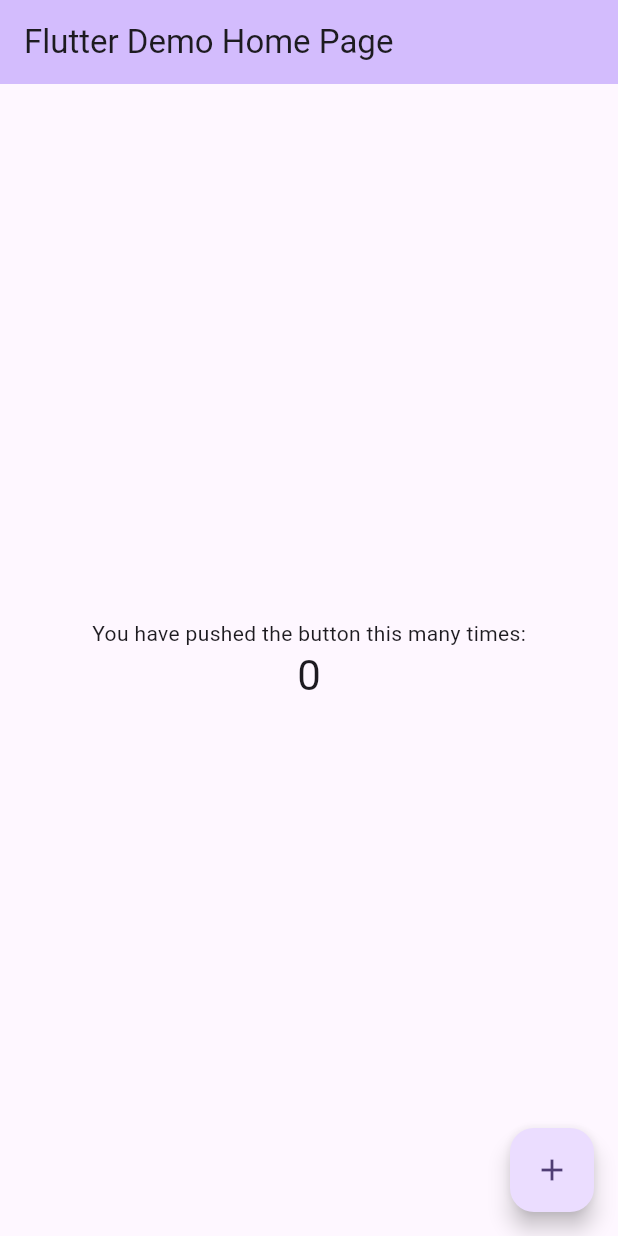
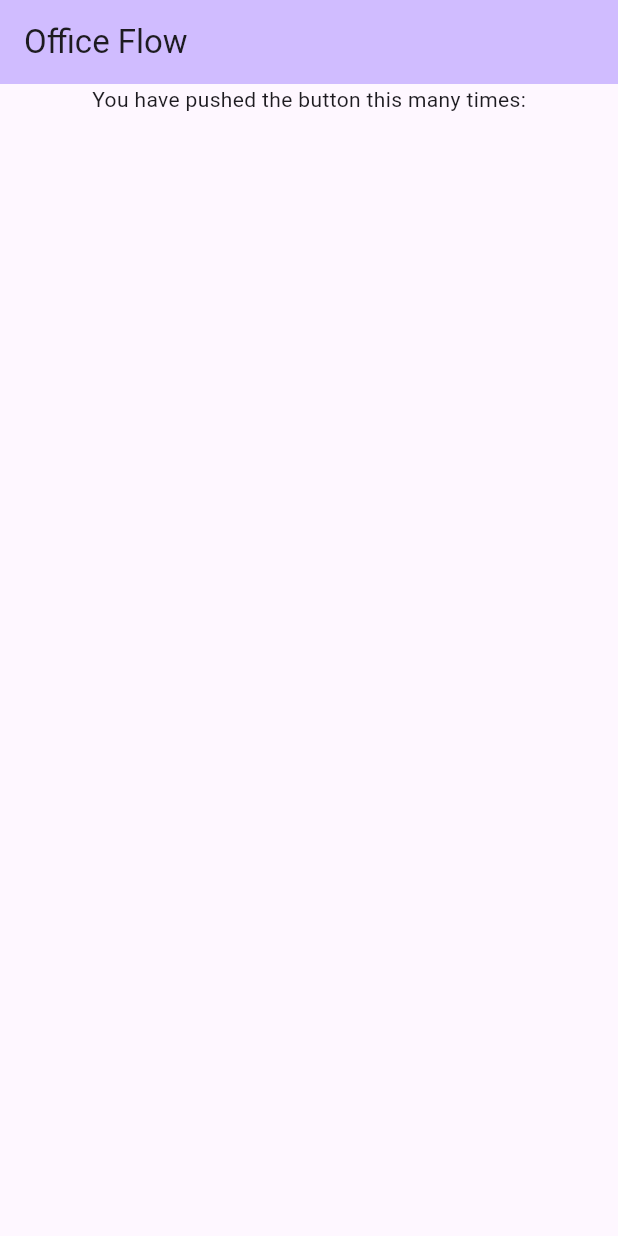
Before and after one commit to jahirulislammolla/OfficeFlowFlutter, a Flutter app: the screen it shows after launch, on a phone screen of 412 x 824 dp. Run offline on Flutter 3.47's test engine with Material 3 defaults, Android fonts, the phone set to English and light mode, and no system bars.

Commit message:
feat: initialize Flutter workspace and add employee model

```diff
--- a/workspace_flutter/lib/main.dart
+++ b/workspace_flutter/lib/main.dart
@@ -7,115 +7,26 @@ void main() {
 class MyApp extends StatelessWidget {
   const MyApp({super.key});
 
-  // This widget is the root of your application.
   @override
   Widget build(BuildContext context) {
     return MaterialApp(
       title: 'Flutter Demo',
       theme: ThemeData(
-        // This is the theme of your application.
-        //
-        // TRY THIS: Try running your application with "flutter run". You'll see
-        // the application has a purple toolbar. Then, without quitting the app,
-        // try changing the seedColor in the colorScheme below to Colors.green
-        // and then invoke "hot reload" (save your changes or press the "hot
-        // reload" button in a Flutter-supported IDE, or press "r" if you used
-        // the command line to start the app).
-        //
-        // Notice that the counter didn't reset back to zero; the application
-        // state is not lost during the reload. To reset the state, use hot
-        // restart instead.
-        //
-        // This works for code too, not just values: Most code changes can be
-        // tested with just a hot reload.
         colorScheme: .fromSeed(seedColor: Colors.deepPurple),
       ),
-      home: const MyHomePage(title: 'Flutter Demo Home Page'),
-    );
-  }
-}
-
-class MyHomePage extends StatefulWidget {
-  const MyHomePage({super.key, required this.title});
-
-  // This widget is the home page of your application. It is stateful, meaning
-  // that it has a State object (defined below) that contains fields that affect
-  // how it looks.
-
-  // This class is the configuration for the state. It holds the values (in this
-  // case the title) provided by the parent (in this case the App widget) and
-  // used by the build method of the State. Fields in a Widget subclass are
-  // always marked "final".
-
-  final String title;
-
-  @override
-  State<MyHomePage> createState() => _MyHomePageState();
-}
-
-class _MyHomePageState extends State<MyHomePage> {
-  int _counter = 0;
-
-  void _incrementCounter() {
-    setState(() {
-      // This call to setState tells the Flutter framework that something has
-      // changed in this State, which causes it to rerun the build method below
-      // so that the display can reflect the updated values. If we changed
-      // _counter without calling setState(), then the build method would not be
-      // called again, and so nothing would appear to happen.
-      _counter++;
-    });
-  }
-
-  @override
-  Widget build(BuildContext context) {
-    // This method is rerun every time setState is called, for instance as done
-    // by the _incrementCounter method above.
-    //
-    // The Flutter framework has been optimized to make rerunning build methods
-    // fast, so that you can just rebuild anything that needs updating rather
-    // than having to individually change instances of widgets.
-    return Scaffold(
+      home: Scaffold(
         appBar: AppBar(
-        // TRY THIS: Try changing the color here to a specific color (to
-        // Colors.amber, perhaps?) and trigger a hot reload to see the AppBar
-        // change color while the other colors stay the same.
           backgroundColor: Theme.of(context).colorScheme.inversePrimary,
-        // Here we take the value from the MyHomePage object that was created by
-        // the App.build method, and use it to set our appbar title.
-        title: Text(widget.title),
+            title: Text('Office Flow'),
         ),
         body: Center(
-        // Center is a layout widget. It takes a single child and positions it
-        // in the middle of the parent.
           child: Column(
-          // Column is also a layout widget. It takes a list of children and
-          // arranges them vertically. By default, it sizes itself to fit its
-          // children horizontally, and tries to be as tall as its parent.
-          //
-          // Column has various properties to control how it sizes itself and
-          // how it positions its children. Here we use mainAxisAlignment to
-          // center the children vertically; the main axis here is the vertical
-          // axis because Columns are vertical (the cross axis would be
-          // horizontal).
-          //
-          // TRY THIS: Invoke "debug painting" (choose the "Toggle Debug Paint"
-          // action in the IDE, or press "p" in the console), to see the
-          // wireframe for each widget.
-          mainAxisAlignment: .center,
             children: [
               const Text('You have pushed the button this many times:'),
-            Text(
-              '$_counter',
-              style: Theme.of(context).textTheme.headlineMedium,
-            ),
             ],
           ),
         ),
-      floatingActionButton: FloatingActionButton(
-        onPressed: _incrementCounter,
-        tooltip: 'Increment',
-        child: const Icon(Icons.add),
+
       ),
     );
   }
--- a/workspace_flutter/pubspec.yaml
+++ b/workspace_flutter/pubspec.yaml
@@ -19,7 +19,7 @@ publish_to: 'none' # Remove this line if you wish to publish to pub.dev
 version: 1.0.0+1
 
 environment:
-  sdk: ^3.13.7
+  sdk: ^3.12.0
 
 # Dependencies specify other packages that your package needs in order to work.
 # To automatically upgrade your package dependencies to the latest versions
```
Also changed, not shown: workspace_flutter/tool/dart_practice.dart (added, +28 -0 lines), workspace_flutter/lib/core/models/employee.dart (added), workspace_flutter/pubspec.lock. Lines whose indentation alone changed are shown as unchanged.
